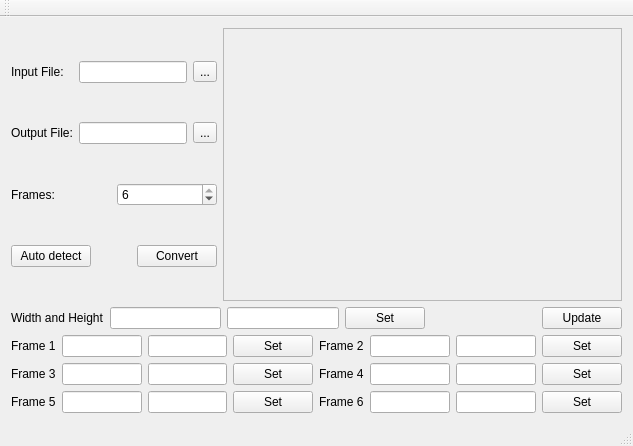
Above: mainwindow.ui from cges30901/pdfhandoutcrop before the change. Below: the same form after it.
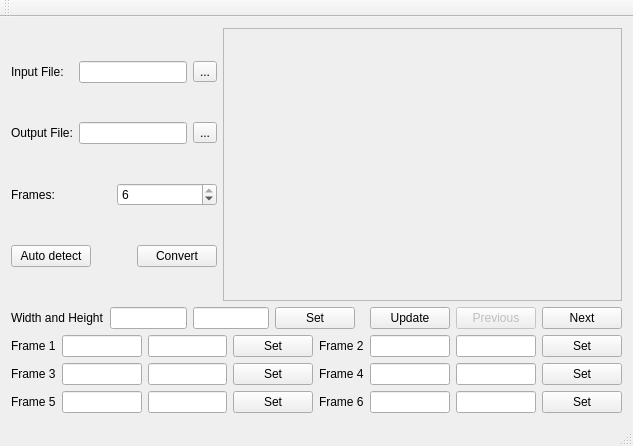
That is the form after the change. Custom widgets are drawn as their Qt base class.

Commit message: add btnPrevious and btnNext: when triggered, show the previous or next page

What changed in the file:
```diff
--- a/mainwindow.ui
+++ b/mainwindow.ui
@@ -235,6 +235,23 @@
         </property>
        </widget>
       </item>
+      <item>
+       <widget class="QPushButton" name="btnPrevious">
+        <property name="enabled">
+         <bool>false</bool>
+        </property>
+        <property name="text">
+         <string>Previous</string>
+        </property>
+       </widget>
+      </item>
+      <item>
+       <widget class="QPushButton" name="btnNext">
+        <property name="text">
+         <string>Next</string>
+        </property>
+       </widget>
+      </item>
      </layout>
     </item>
     <item>
```
The commit also changes 2 other files.
